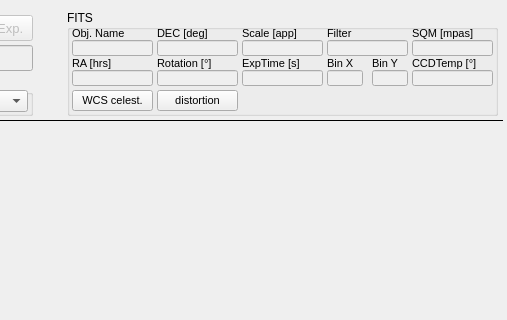
This is mw4/gui/widgets/image.ui in mworion/MountWizzard4 as Qt 5 draws it before an edit; both pictures show x 293 to 800 and y 0 to 320 of the 800 by 600 pixel window. The edited form follows.
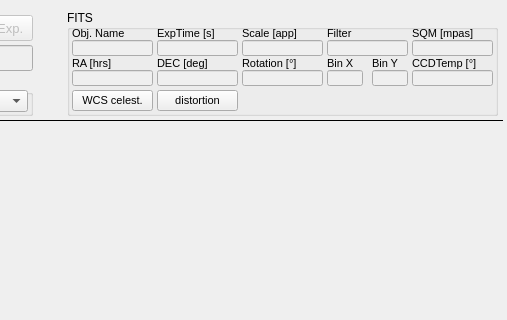
This is the edited form.

Commit message: optimized gui and zoom possible

Diff of the .ui file:
```diff
--- a/mw4/gui/widgets/image.ui
+++ b/mw4/gui/widgets/image.ui
@@ -295,8 +295,8 @@
     </property>
     <property name="geometry">
      <rect>
-      <x>175</x>
-      <y>60</y>
+      <x>90</x>
+      <y>30</y>
       <width>81</width>
       <height>16</height>
      </rect>
@@ -550,7 +550,7 @@
     <property name="geometry">
      <rect>
       <x>90</x>
-      <y>30</y>
+      <y>60</y>
       <width>81</width>
       <height>16</height>
      </rect>
@@ -724,7 +724,7 @@
     <property name="geometry">
      <rect>
       <x>90</x>
-      <y>15</y>
+      <y>45</y>
       <width>81</width>
       <height>16</height>
      </rect>
@@ -782,8 +782,8 @@
    <widget class="QLabel" name="label">
     <property name="geometry">
      <rect>
-      <x>175</x>
-      <y>45</y>
+      <x>90</x>
+      <y>15</y>
       <width>81</width>
       <height>16</height>
      </rect>
@@ -883,7 +883,7 @@
    <widget class="QLabel" name="label_33">
     <property name="geometry">
      <rect>
-      <x>90</x>
+      <x>175</x>
       <y>45</y>
       <width>81</width>
       <height>16</height>
@@ -904,7 +904,7 @@
     </property>
     <property name="geometry">
      <rect>
-      <x>90</x>
+      <x>175</x>
       <y>60</y>
       <width>81</width>
       <height>16</height>
```
The commit also changes 3 other files.
